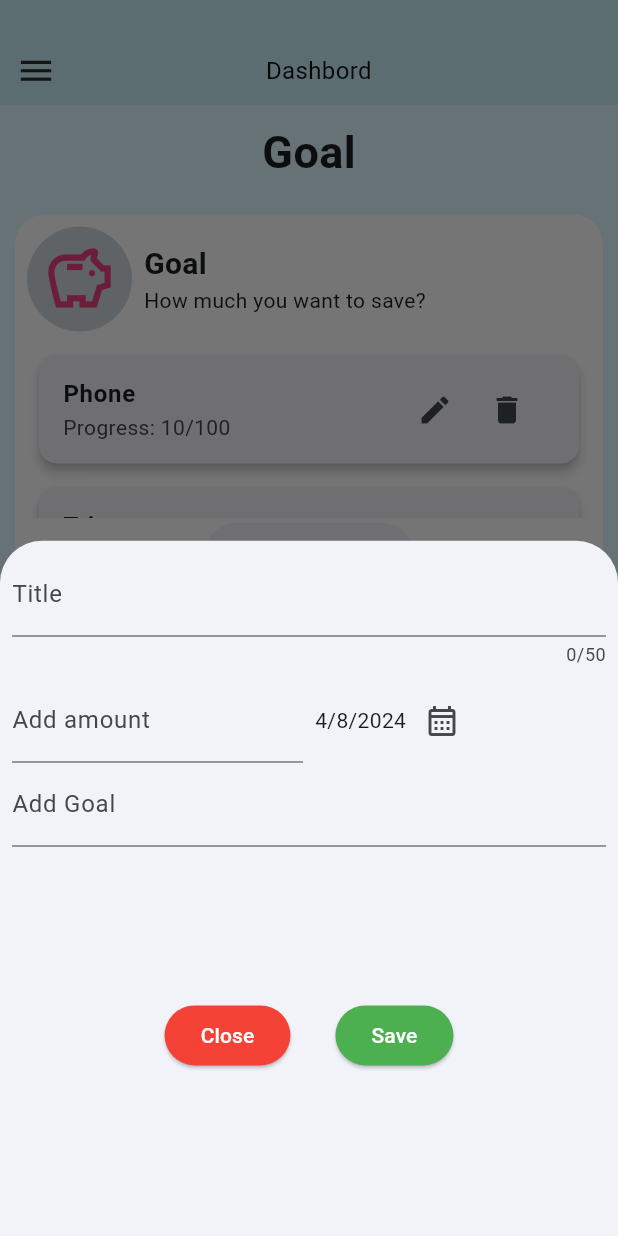
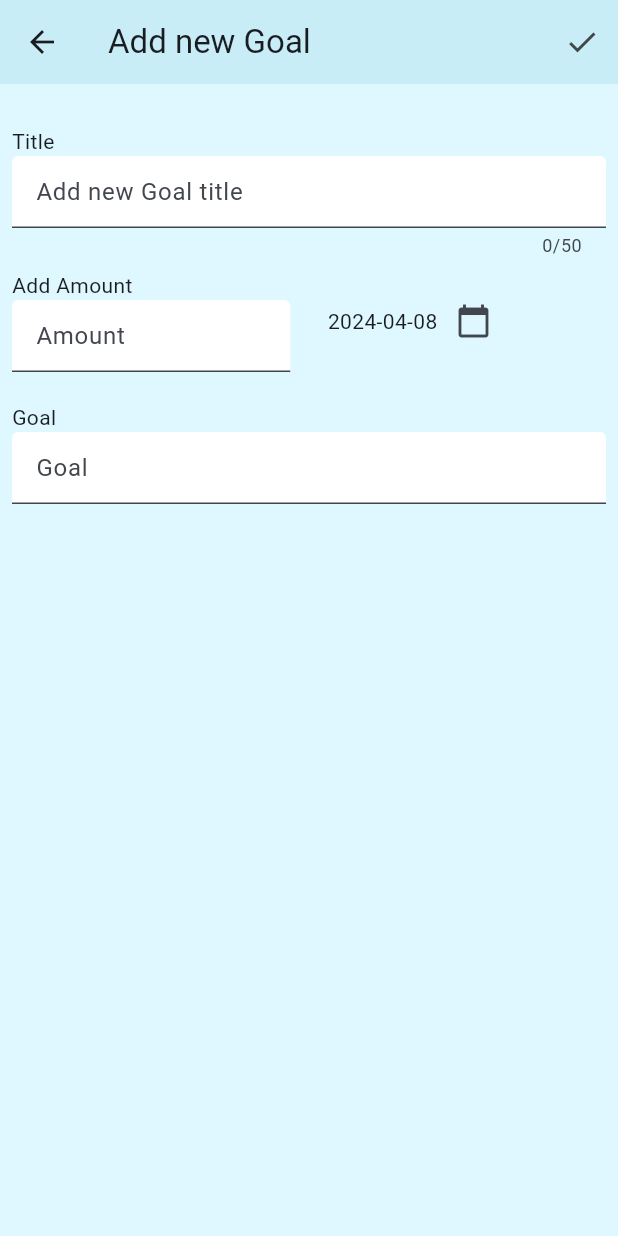
Before and after one commit to Lakshan-sithara/Dime-keeper-wallet-app-, a Flutter app: the GoalsPage screen opened directly, after a tap on "Add New Goal", on a phone screen of 412 x 824 dp. Run offline on Flutter 3.47's test engine with Material 3 defaults, Android fonts, the phone set to English and light mode, and no system bars; drawn by our look-alikes of flutter_slider_drawer; our stand-ins replace expandable_page_view, fl_chart, flutter_svg, hive, hive_flutter; accounts and stored records are empty.

Commit message:
add new overlays for all pages

```diff
--- a/dime_keeper/lib/pages/Goals.dart
+++ b/dime_keeper/lib/pages/Goals.dart
@@ -60,24 +60,23 @@ class _GoalsPageState extends State<GoalsPage> {
 
   //function to open goal model overlay
   void _openaddGoalsOverlay() {
-    showModalBottomSheet(
-      context: context,
-      builder: (context) {
-        return AddNewGoals(
-          addNewGoal: AddNewGoal,
-        );
-      },
-    );
+    Navigator.push(
+        context,
+        MaterialPageRoute(
+          builder: (context) => Scaffold(
+            body: AddNewGoals(addNewGoal: AddNewGoal),
+          ),
+        ));
   }
 
   //function to open paln model overlay
   void _openPlanOverlay() {
-    showModalBottomSheet(
-      context: context,
-      builder: (context) => AddPlan(
-        onAddPlan: onAddPlan,
-      ),
-    );
+    Navigator.push(
+        context,
+        MaterialPageRoute(
+            builder: (context) => Scaffold(
+                  body: AddPlan(onAddPlan: onAddPlan),
+                )));
   }
 
   //update Add Goal values
--- a/dime_keeper/lib/pages/expencers.dart
+++ b/dime_keeper/lib/pages/expencers.dart
@@ -108,10 +108,7 @@ class _ExpencersState extends State<Expencers> {
       context,
       MaterialPageRoute(
         builder: (context) => Scaffold(
-          // appBar: AppBar(
-          //   title: const Text('Add Expense'),
-          //   backgroundColor:const Color(0xFFC9EDF7),
-          // ),
+
           body: AddNewExpence(
             onAddExpence: onAddNewExpence,
           ),
--- a/dime_keeper/lib/widgets/add_new_goals.dart
+++ b/dime_keeper/lib/widgets/add_new_goals.dart
@@ -1,5 +1,4 @@
 import 'package:expence_master/models/Goal.dart';
-import 'package:expence_master/models/expence.dart';
 import 'package:flutter/material.dart';
 import 'package:intl/intl.dart';
 
@@ -16,46 +15,37 @@ class _AddNewGoalsState extends State<AddNewGoals> {
   final _amountController = TextEditingController();
   final _goalController = TextEditingController();
 
-  //date variables
-  final DateTime initialDate = DateTime.now();
-  final DateTime firstDate = DateTime(
-      DateTime.now().year - 1, DateTime.now().month, DateTime.now().day);
-  final DateTime lastDate = DateTime(
-      DateTime.now().year + 1, DateTime.now().month, DateTime.now().day);
+  final DateFormat formattedDate = DateFormat('yyyy-MM-dd');
 
   DateTime _endDate = DateTime.now();
 
-  //date picker
   Future<void> _openGDateModel() async {
     try {
-      //show the date model then store the user selected date
       final pickDate = await showDatePicker(
         context: context,
-          firstDate: firstDate,
-          lastDate: lastDate,
-          initialDate: initialDate);
+        initialDate: DateTime.now(),
+        firstDate: DateTime(DateTime.now().year - 1),
+        lastDate: DateTime(DateTime.now().year + 1),
+      );
 
+      if (pickDate != null) {
         setState(() {
-        _endDate = pickDate!;
+          _endDate = pickDate;
         });
+      }
     } catch (err) {
       print(err.toString());
     }
   }
 
-  //handle form submit
   void _handleAddGoalFormSubmit() {
-    // Get the text value from the _goalController
     final goalAmountText = _amountController.text.trim();
     final titleText = _titleController.text.trim();
     final goalText = _goalController.text.trim();
 
-    //convert the goal amount to double
-    final target = int.parse(goalText);
+    final target = int.tryParse(goalText) ?? 0;
+    final progress = int.tryParse(goalAmountText) ?? 0;
 
-    final progress = int.parse(goalAmountText);
-
-    // Check if the title or goal amount is empty
     if (titleText.isEmpty || goalAmountText.isEmpty || goalText.isEmpty) {
       showDialog(
         context: context,
@@ -76,10 +66,12 @@ class _AddNewGoalsState extends State<AddNewGoals> {
         },
       );
     } else {
-      //create a new goal
       GoalModel newGoal = GoalModel(
-          title: titleText, date: _endDate, progress: progress, target: target);
-      //save the data
+        title: titleText,
+        date: _endDate,
+        progress: progress,
+        target: target,
+      );
       widget.addNewGoal(newGoal);
       Navigator.pop(context);
     }
@@ -89,91 +81,93 @@ class _AddNewGoalsState extends State<AddNewGoals> {
   void dispose() {
     _titleController.dispose();
     _amountController.dispose();
+    _goalController.dispose();
     super.dispose();
   }
 
   @override
   Widget build(BuildContext context) {
-    return Container(
+    return Scaffold(
+      appBar: AppBar(
+        title: const Text('Add new Goal'),
+        backgroundColor: const Color(0xFFC9EDF7),
+        actions: [
+          IconButton(
+            onPressed: _handleAddGoalFormSubmit,
+            icon: const Icon(Icons.check),
+          ),
+        ],
+      ),
+      body: Container(
+        decoration: const BoxDecoration(
+          color: Color(0xFFDFF8FF),
+        ),
+        child: Padding(
           padding: const EdgeInsets.all(8.0),
+          child: Padding(
+            padding: const EdgeInsets.symmetric(vertical: 20),
             child: Column(
               crossAxisAlignment: CrossAxisAlignment.stretch,
               children: [
-          //add new goal
+                const Text('Title'),
                 TextField(
                   controller: _titleController,
                   decoration: const InputDecoration(
                     hintText: "Add new Goal title",
-              labelText: 'Title',
+                    filled: true,
+                    fillColor: Colors.white,
                   ),
                   maxLength: 50,
                 ),
-          const SizedBox(height: 8), // Add spacing between fields
+                const SizedBox(height: 8),
                 Row(
                   children: [
                     Expanded(
-                child: TextField(
+                      child: Column(
+                        crossAxisAlignment: CrossAxisAlignment.start,
+                        children: [
+                          const Text('Add Amount'),
+                          TextField(
                             controller: _amountController,
                             decoration: const InputDecoration(
                               hintText: "Amount",
-                    labelText: 'Add amount',
+                              filled: true,
+                              fillColor: Colors.white,
                             ),
                             keyboardType: TextInputType.number,
                           ),
+                        ],
                       ),
-              const SizedBox(width: 8), // Add spacing between fields
-              // Date picker
+                    ),
+                    const SizedBox(width: 25),
                     Expanded(
                       child: Row(
                         children: [
                           Text(formattedDate.format(_endDate)),
                           IconButton(
                             onPressed: _openGDateModel,
-                        icon: const Icon(Icons.calendar_month_outlined))
+                            icon: const Icon(Icons.calendar_today),
+                          ),
                         ],
                       ),
                     ),
                   ],
                 ),
+                const SizedBox(height: 20),
+                const Text('Goal'),
                 TextField(
                   controller: _goalController,
                   decoration: const InputDecoration(
                     hintText: "Goal",
-              labelText: 'Add Goal',
+                    filled: true,
+                    fillColor: Colors.white,
                   ),
                   keyboardType: TextInputType.number,
                 ),
-          Expanded(
-            child: Row(
-              mainAxisAlignment: MainAxisAlignment.center,
-              children: [
-                //close model button
-                ElevatedButton(
-                  onPressed: () {
-                    Navigator.pop(context);
-                  },
-                  style: const ButtonStyle(
-                      backgroundColor: MaterialStatePropertyAll(Colors.red)),
-                  child: const Text(
-                    'Close',
-                    style: TextStyle(color: Colors.white),
-                  ),
-                ),
-                const SizedBox(
-                  width: 30,
-                ),
-                //save button
-                ElevatedButton(
-                  onPressed: _handleAddGoalFormSubmit,
-                  style: const ButtonStyle(
-                      backgroundColor: MaterialStatePropertyAll(Colors.green)),
-                  child:
-                      const Text('Save', style: TextStyle(color: Colors.white)),
-                )
               ],
             ),
           ),
-        ],
+        ),
       ),
     );
   }
```
Also changed, not shown: dime_keeper/lib/pages/budget_income.dart (+8 -8 lines), dime_keeper/lib/widgets/add_new_budget.dart (+39 -35 lines), dime_keeper/lib/widgets/add_new_expence.dart (+35 -9 lines), dime_keeper/lib/widgets/add_new_monthly_plans.dart (+51 -55 lines). Lines whose indentation alone changed are shown as unchanged.
